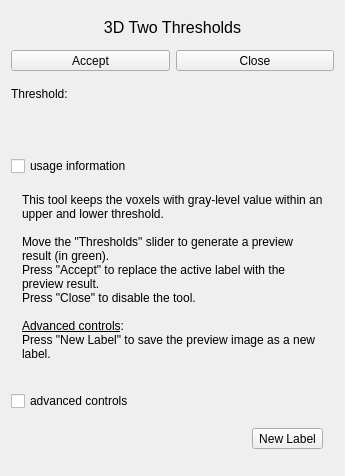
Above: Modules/SegmentationUI/Qmitk/QmitkBinaryThresholdULToolGUIControls.ui from MITK/MITK before the change. Below: the same form after it.
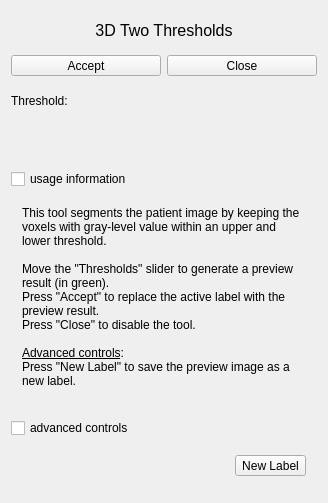
That is the form after the change. Icons and pictures are not drawn. Custom widgets are drawn as their Qt base class.

```diff
--- a/Modules/SegmentationUI/Qmitk/QmitkBinaryThresholdULToolGUIControls.ui
+++ b/Modules/SegmentationUI/Qmitk/QmitkBinaryThresholdULToolGUIControls.ui
@@ -6,8 +6,8 @@
    <rect>
     <x>0</x>
     <y>0</y>
-    <width>345</width>
-    <height>476</height>
+    <width>328</width>
+    <height>503</height>
    </rect>
   </property>
   <property name="sizePolicy">
@@ -187,7 +187,7 @@
 &lt;html&gt;&lt;head&gt;&lt;meta name=&quot;qrichtext&quot; content=&quot;1&quot; /&gt;&lt;style type=&quot;text/css&quot;&gt;
 p, li { white-space: pre-wrap; }
 &lt;/style&gt;&lt;/head&gt;&lt;body style=&quot; font-family:'MS Shell Dlg 2'; font-size:8pt; font-weight:400; font-style:normal;&quot;&gt;
-&lt;p style=&quot; margin-top:0px; margin-bottom:0px; margin-left:0px; margin-right:0px; -qt-block-indent:0; text-indent:0px;&quot;&gt;&lt;span style=&quot; font-family:'Sans'; font-size:9pt;&quot;&gt;This tool keeps the voxels with gray-level value within an upper and lower threshold.&lt;/span&gt;&lt;/p&gt;
+&lt;p style=&quot; margin-top:0px; margin-bottom:0px; margin-left:0px; margin-right:0px; -qt-block-indent:0; text-indent:0px;&quot;&gt;&lt;span style=&quot; font-family:'Sans'; font-size:9pt;&quot;&gt;This tool segments the patient image by keeping the voxels with gray-level value within an upper and lower threshold.&lt;/span&gt;&lt;/p&gt;
 &lt;p style=&quot;-qt-paragraph-type:empty; margin-top:0px; margin-bottom:0px; margin-left:0px; margin-right:0px; -qt-block-indent:0; text-indent:0px; font-family:'Sans'; font-size:9pt;&quot;&gt;&lt;br /&gt;&lt;/p&gt;
 &lt;p style=&quot; margin-top:0px; margin-bottom:0px; margin-left:0px; margin-right:0px; -qt-block-indent:0; text-indent:0px;&quot;&gt;&lt;span style=&quot; font-family:'Sans'; font-size:9pt;&quot;&gt;Move the &amp;quot;Thresholds&amp;quot; slider to generate a preview result (in green).&lt;/span&gt;&lt;/p&gt;
 &lt;p style=&quot; margin-top:0px; margin-bottom:0px; margin-left:0px; margin-right:0px; -qt-block-indent:0; text-indent:0px;&quot;&gt;&lt;span style=&quot; font-family:'Sans'; font-size:9pt;&quot;&gt;Press &amp;quot;Accept&amp;quot; to replace the active label with the preview result.&lt;/span&gt;&lt;/p&gt;
```
